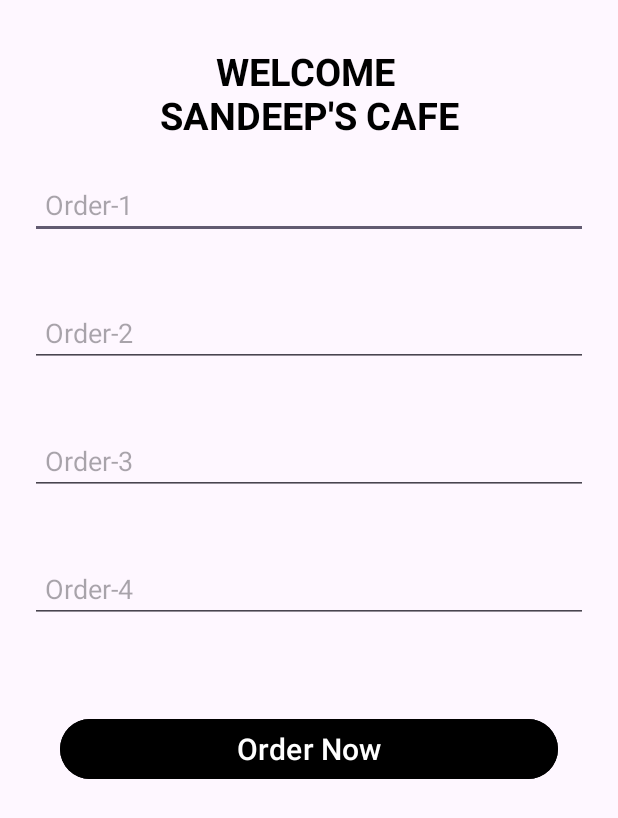
After one commit to sandeepmehra28/Android-with-Kotlin, an Android app: the CafeMainActivity screen opened directly, with no data from a screen before it, on a phone screen of 412 x 824 dp. The commit adds this screen. Shown: the top 818 px of the screen. Run offline under Robolectric (Android 15) with nearby library versions, the phone set to English and light mode, and no system bars.

Commit message:
Adding new files for android with kotlin

```diff
--- a/app/build.gradle.kts
+++ b/app/build.gradle.kts
@@ -1,3 +1,5 @@
+
+
 plugins {
     alias(libs.plugins.android.application)
     alias(libs.plugins.kotlin.android)
--- a/app/src/main/java/com/example/android_with_kotlin/MainActivity.kt
+++ b/app/src/main/java/com/example/android_with_kotlin/MainActivity.kt
@@ -9,6 +9,7 @@ import androidx.activity.enableEdgeToEdge
 import androidx.appcompat.app.AppCompatActivity
 import com.example.android_with_kotlin.R.id.btnDark
 import com.example.android_with_kotlin.intents.ImplicitIntentActivity
+import com.example.android_with_kotlin.multiple_intents_class.CafeMainActivity
 import com.example.android_with_kotlin.views.WebViewActivity
 
 class MainActivity : AppCompatActivity() {
@@ -22,6 +23,7 @@ class MainActivity : AppCompatActivity() {
         val btnClick = findViewById<Button>(R.id.btnClickme)
         val btnImIntent = findViewById<Button>(R.id.btnImplicitIntent)
         val btnWebView = findViewById<Button>(R.id.btnWebView)
+        val mulIntents = findViewById<Button>(R.id.btnMulIntent)
         btnRead.setOnClickListener {
             layout.setBackgroundResource(R.color.yellow)
         }
@@ -42,5 +44,9 @@ class MainActivity : AppCompatActivity() {
             val  intent = Intent(this, WebViewActivity::class.java)
             startActivity(intent)
         }
+        mulIntents.setOnClickListener {
+            val intent = Intent(this, CafeMainActivity::class.java)
+            startActivity(intent)
+        }
     }
 }
--- /dev/null
+++ b/app/src/main/java/com/example/android_with_kotlin/multiple_intents_class/CafeMainActivity.kt
@@ -0,0 +1,32 @@
+package com.example.android_with_kotlin.multiple_intents_class
+
+import android.content.Intent
+import android.os.Bundle
+import android.widget.Button
+import android.widget.EditText
+import androidx.activity.enableEdgeToEdge
+import androidx.appcompat.app.AppCompatActivity
+import com.example.android_with_kotlin.R
+
+class CafeMainActivity : AppCompatActivity() {
+    companion object{
+        const val KEY = "com.example.android_with_kotlin.KEY"
+    }
+
+    override fun onCreate(savedInstanceState: Bundle?) {
+        super.onCreate(savedInstanceState)
+        enableEdgeToEdge()
+        setContentView(R.layout.activity_cafe_main)
+        val or1 = findViewById<EditText>(R.id.order1)
+        val or2 = findViewById<EditText>(R.id.order2)
+        val or3 = findViewById<EditText>(R.id.order3)
+        val or4 = findViewById<EditText>(R.id.order4)
+        val orderBtn = findViewById<Button>(R.id.OrderBtn)
+        orderBtn.setOnClickListener {
+         val orderList = or1.text.toString() + " " + or2.text.toString() + " " + or3.text.toString() + " " + or4.text.toString()
+          val intent = Intent(this,Orders::class.java)
+            intent.putExtra(KEY,orderList)
+            startActivity(intent)
+        }
+    }
+}
--- /dev/null
+++ b/app/src/main/res/layout/activity_cafe_main.xml
@@ -0,0 +1,62 @@
+<?xml version="1.0" encoding="utf-8"?>
+<LinearLayout xmlns:android="http://schemas.android.com/apk/res/android"
+    android:orientation="vertical"
+    xmlns:tools="http://schemas.android.com/tools"
+    android:id="@+id/main"
+    android:layout_width="match_parent"
+    android:layout_height="match_parent"
+    tools:context=".multiple_intents_class.CafeMainActivity">
+ <TextView
+     android:layout_width="match_parent"
+     android:layout_height="wrap_content"
+     android:text="Welcome \nSandeep's Cafe"
+     android:textAllCaps="true"
+     android:gravity="center"
+     android:textStyle="bold"
+     android:textColor="@color/black"
+     android:textSize="25sp"
+     android:layout_marginTop="30dp"/>
+ <EditText
+     android:id="@+id/order1"
+     android:layout_margin="20sp"
+     android:layout_width="match_parent"
+     android:layout_height="wrap_content"
+     android:hint="Order-1"
+     android:textColor="@color/black"
+     android:paddingStart="10dp"
+     android:paddingEnd="10dp"
+     />
+ <EditText
+     android:id="@+id/order2"
+     android:layout_margin="20sp"
+     android:layout_width="match_parent"
+     android:layout_height="wrap_content"
+     android:hint="Order-2"
+     android:paddingStart="10dp"
+     android:paddingEnd="10dp"/>
+ <EditText
+     android:id="@+id/order3"
+     android:layout_margin="20sp"
+     android:layout_width="match_parent"
+     android:layout_height="wrap_content"
+     android:hint="Order-3"
+     android:paddingStart="10dp"
+     android:paddingEnd="10dp"/>
+ <EditText
+     android:id="@+id/order4"
+     android:layout_margin="20sp"
+     android:layout_width="match_parent"
+     android:layout_height="wrap_content"
+     android:hint="Order-4"
+     android:paddingStart="10dp"
+     android:paddingEnd="10dp"/>
+ <Button
+     android:id="@+id/OrderBtn"
+     android:layout_width="match_parent"
+     android:layout_height="wrap_content"
+     android:text="Order Now"
+     android:textSize="20sp"
+     android:layout_margin="40dp"
+     android:backgroundTint="@color/black"
+     />
+</LinearLayout>
--- a/gradle/libs.versions.toml
+++ b/gradle/libs.versions.toml
@@ -1,6 +1,6 @@
 [versions]
 agp = "8.13.0"
-kotlin = "2.0.21"
+kotlin = "2.2.20"
 coreKtx = "1.17.0"
 junit = "4.13.2"
 junitVersion = "1.3.0"
@@ -9,9 +9,8 @@ appcompat = "1.7.1"
 material = "1.13.0"
 activity = "1.11.0"
 constraintlayout = "2.2.1"
-material3 = "1.3.2"
+material3 = "1.4.0"
 cardview = "1.0.0"
-
 [libraries]
 androidx-core-ktx = { group = "androidx.core", name = "core-ktx", version.ref = "coreKtx" }
 junit = { group = "junit", name = "junit", version.ref = "junit" }
@@ -23,7 +22,6 @@ androidx-activity = { group = "androidx.activity", name = "activity", version.re
 androidx-constraintlayout = { group = "androidx.constraintlayout", name = "constraintlayout", version.ref = "constraintlayout" }
 androidx-material3 = { group = "androidx.compose.material3", name = "material3", version.ref = "material3" }
 androidx-cardview = { group = "androidx.cardview", name = "cardview", version.ref = "cardview" }
-
 [plugins]
 android-application = { id = "com.android.application", version.ref = "agp" }
 kotlin-android = { id = "org.jetbrains.kotlin.android", version.ref = "kotlin" }
```
Also changed, not shown: app/src/main/AndroidManifest.xml (+7 -0 lines), app/src/main/java/com/example/android_with_kotlin/multiple_intents_class/Orders.kt (added, +20 -0 lines), app/src/main/res/layout/activity_main.xml (+7 -0 lines), app/src/main/res/layout/activity_orders.xml (added, +20 -0 lines).
